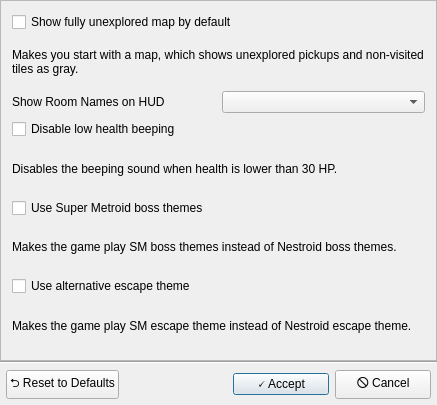
randovania/randovania, file randovania/games/planets_zebeth/gui/ui_files/planets_zebeth_cosmetic_patches_dialog.ui: the form before one commit.
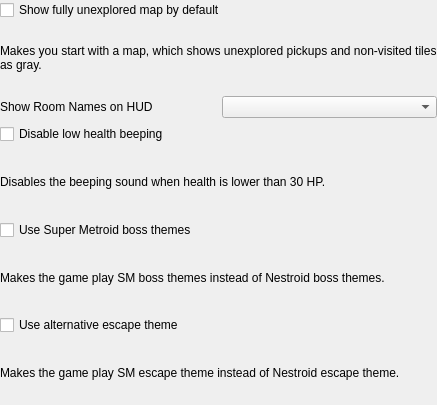
The form after the commit.

```diff
--- a/randovania/games/planets_zebeth/gui/ui_files/planets_zebeth_cosmetic_patches_dialog.ui
+++ b/randovania/games/planets_zebeth/gui/ui_files/planets_zebeth_cosmetic_patches_dialog.ui
@@ -1,7 +1,7 @@
 <?xml version="1.0" encoding="UTF-8"?>
 <ui version="4.0">
  <class>PlanetsZebethCosmeticPatchesDialog</class>
- <widget class="QDialog" name="PlanetsZebethCosmeticPatchesDialog">
+ <widget class="QWidget" name="PlanetsZebethCosmeticPatchesDialog">
   <property name="geometry">
    <rect>
     <x>0</x>
@@ -15,7 +15,7 @@
   </property>
   <layout class="QVBoxLayout" name="verticalLayout_2">
    <property name="spacing">
-    <number>0</number>
+    <number>6</number>
    </property>
    <property name="leftMargin">
     <number>0</number>
@@ -29,21 +29,6 @@
    <property name="bottomMargin">
     <number>0</number>
    </property>
-   <item>
-    <widget class="QScrollArea" name="scrollArea">
-     <property name="widgetResizable">
-      <bool>true</bool>
-     </property>
-     <widget class="QWidget" name="scroll_area_contents">
-      <property name="geometry">
-       <rect>
-        <x>0</x>
-        <y>0</y>
-        <width>435</width>
-        <height>357</height>
-       </rect>
-      </property>
-      <layout class="QVBoxLayout" name="verticalLayout">
        <item>
         <widget class="QCheckBox" name="show_unexplored_map_check">
          <property name="text">
@@ -125,82 +110,6 @@
           <bool>true</bool>
          </property>
         </widget>
-       </item>
-      </layout>
-     </widget>
-    </widget>
-   </item>
-   <item>
-    <widget class="Line" name="line">
-     <property name="orientation">
-      <enum>Qt::Orientation::Horizontal</enum>
-     </property>
-    </widget>
-   </item>
-   <item>
-    <layout class="QHBoxLayout" name="footer_layout">
-     <property name="leftMargin">
-      <number>6</number>
-     </property>
-     <property name="topMargin">
-      <number>6</number>
-     </property>
-     <property name="rightMargin">
-      <number>6</number>
-     </property>
-     <property name="bottomMargin">
-      <number>6</number>
-     </property>
-     <item>
-      <widget class="QPushButton" name="reset_button">
-       <property name="text">
-        <string notr="true">⮌ Reset to Defaults</string>
-       </property>
-      </widget>
-     </item>
-     <item>
-      <spacer name="horizontalSpacer">
-       <property name="orientation">
-        <enum>Qt::Orientation::Horizontal</enum>
-       </property>
-       <property name="sizeHint" stdset="0">
-        <size>
-         <width>40</width>
-         <height>20</height>
-        </size>
-       </property>
-      </spacer>
-     </item>
-     <item>
-      <widget class="QPushButton" name="accept_button">
-       <property name="minimumSize">
-        <size>
-         <width>96</width>
-         <height>0</height>
-        </size>
-       </property>
-       <property name="text">
-        <string notr="true">🗸 Accept</string>
-       </property>
-       <property name="default">
-        <bool>true</bool>
-       </property>
-      </widget>
-     </item>
-     <item>
-      <widget class="QPushButton" name="cancel_button">
-       <property name="minimumSize">
-        <size>
-         <width>96</width>
-         <height>0</height>
-        </size>
-       </property>
-       <property name="text">
-        <string notr="true">🛇 Cancel</string>
-       </property>
-      </widget>
-     </item>
-    </layout>
    </item>
   </layout>
  </widget>
```
Lines whose indentation alone changed are shown as unchanged.
